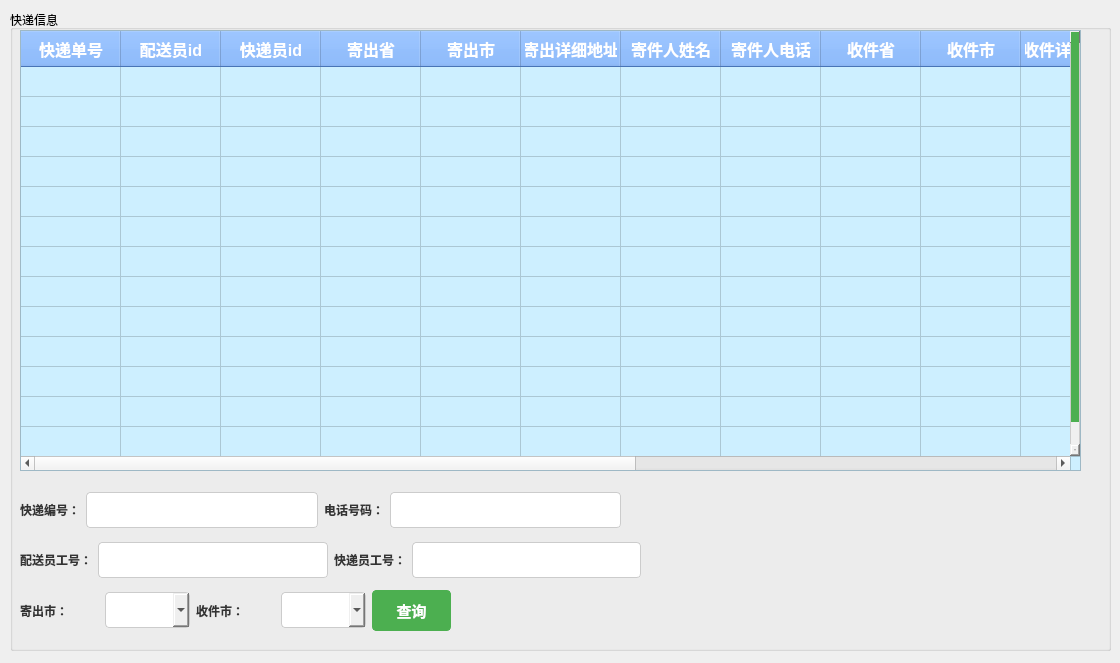
Qt form modules/admin/admin_search_delivery.ui (gfzyl/Parcel-System) before a commit.
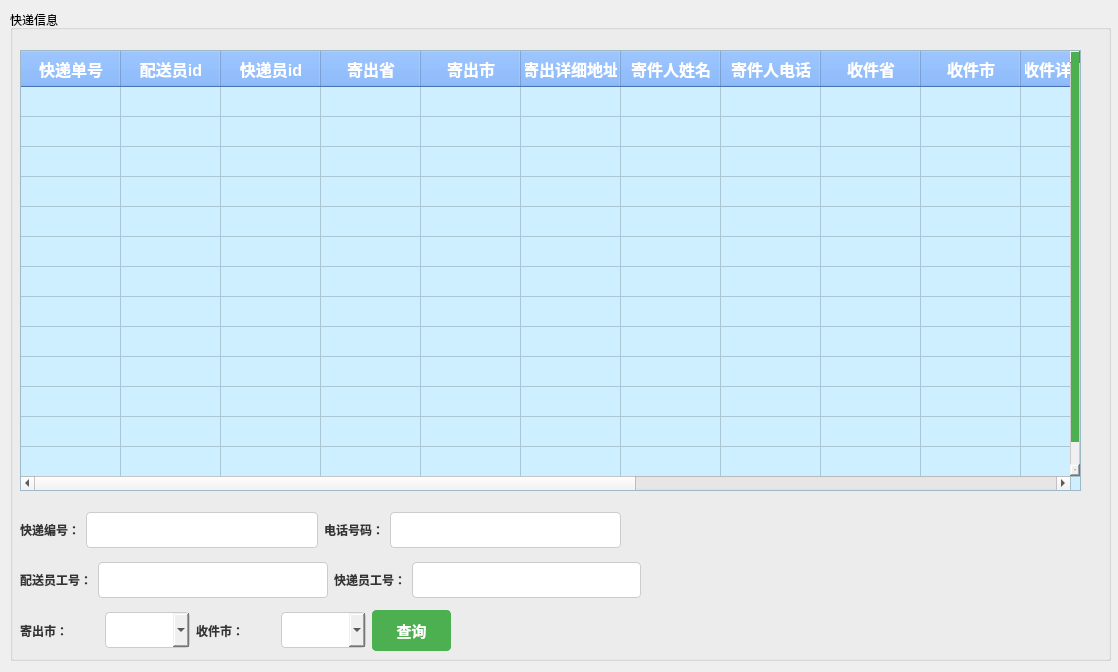
The same form after that commit.

Diff of the .ui file:
```diff
--- a/modules/admin/admin_search_delivery.ui
+++ b/modules/admin/admin_search_delivery.ui
@@ -6,8 +6,8 @@
    <rect>
     <x>0</x>
     <y>0</y>
-    <width>1120</width>
-    <height>663</height>
+    <width>1118</width>
+    <height>672</height>
    </rect>
   </property>
   <property name="windowTitle">
@@ -98,7 +98,7 @@
      <x>10</x>
      <y>10</y>
      <width>1101</width>
-     <height>641</height>
+     <height>651</height>
     </rect>
    </property>
    <property name="title">
@@ -108,7 +108,7 @@
     <property name="geometry">
      <rect>
       <x>10</x>
-      <y>20</y>
+      <y>40</y>
       <width>1061</width>
       <height>441</height>
      </rect>
@@ -271,7 +271,7 @@
     <property name="geometry">
      <rect>
       <x>10</x>
-      <y>480</y>
+      <y>500</y>
       <width>601</width>
       <height>40</height>
      </rect>
@@ -303,7 +303,7 @@
     <property name="geometry">
      <rect>
       <x>10</x>
-      <y>530</y>
+      <y>550</y>
       <width>621</width>
       <height>40</height>
      </rect>
@@ -331,11 +331,11 @@
      </item>
     </layout>
    </widget>
-   <widget class="QWidget" name="">
+   <widget class="QWidget" name="layoutWidget">
     <property name="geometry">
      <rect>
       <x>10</x>
-      <y>580</y>
+      <y>600</y>
       <width>431</width>
       <height>41</height>
      </rect>
```
